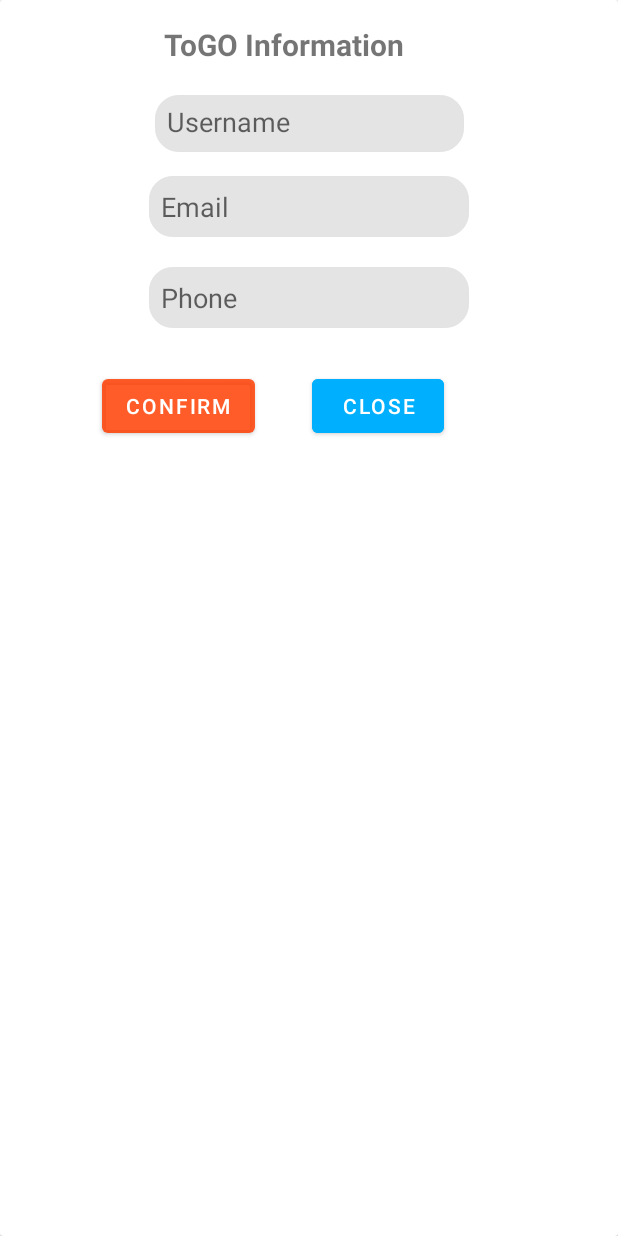
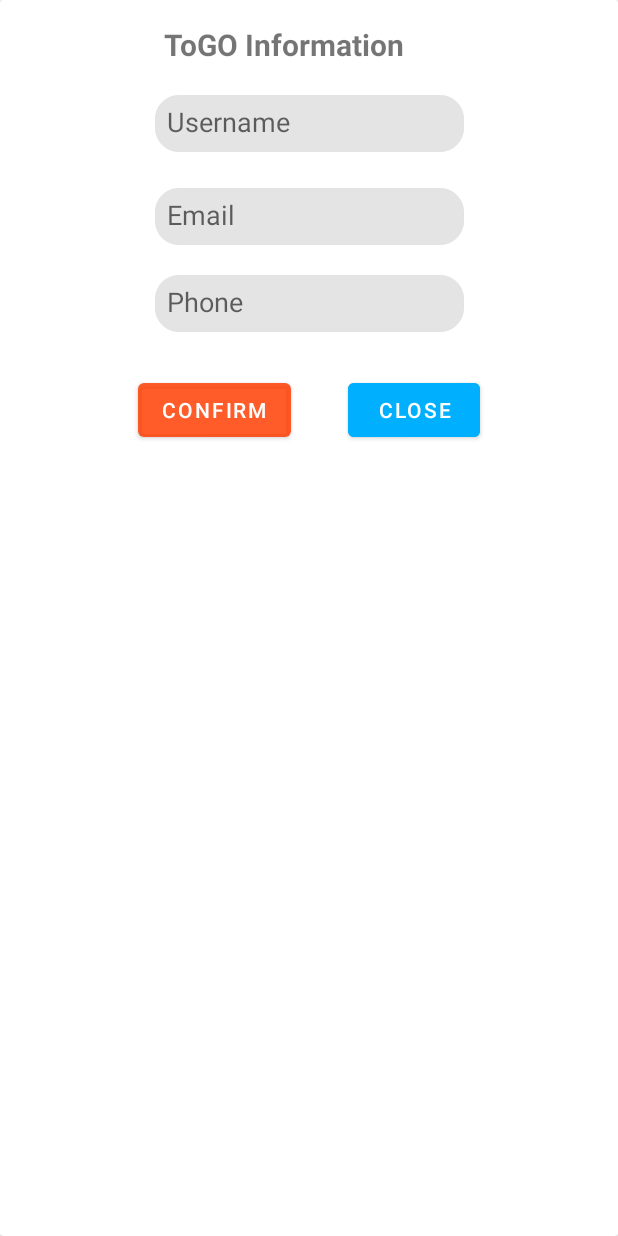
Before and after one commit to udaybarkade1998/MMVM_FOOD_APP_ANDROID---KOTLIN, an Android app: the layout togo_alert.xml on its own in the app's theme, with its tools: preview values and no code run, on a phone screen of 412 x 824 dp. Run offline under Robolectric (Android 15) with nearby library versions, the phone set to English and light mode, and no system bars.

Commit message:
alert box updated

```diff
--- a/app/src/main/java/com/example/myapplication/view/LandingActivity.kt
+++ b/app/src/main/java/com/example/myapplication/view/LandingActivity.kt
@@ -70,12 +70,15 @@ class LandingActivity : AppCompatActivity() {
                 R.id.menu_menus -> replaceFragment(FragmentMenu(), "Menu")
                 R.id.menu_transaction -> replaceFragment(FragmentTransaction(), "Transactions")
                 R.id.menu_cart -> replaceFragment(FragmentCart(), "Cart")
-                R.id.menu_logout -> startActivity(
-                    Intent(
-                        this@LandingActivity,
-                        LoginActivity::class.java
+                R.id.menu_logout -> {
+                    LandingActivity.cartItem.clear()
+                    startActivity(
+                        Intent(
+                            this@LandingActivity,
+                            LoginActivity::class.java
+                        )
                     )
-                )
+                }
             }
             true
         }
--- a/app/src/main/res/layout/togo_alert.xml
+++ b/app/src/main/res/layout/togo_alert.xml
@@ -37,11 +37,12 @@
             app:layout_constraintStart_toStartOf="parent"
             app:layout_constraintTop_toBottomOf="@+id/tv_login" />
 
+
         <EditText
             android:id="@+id/et_email"
-            android:layout_width="wrap_content"
-            android:layout_height="wrap_content"
-            android:layout_marginTop="16dp"
+            android:layout_width="206dp"
+            android:layout_height="38dp"
+            android:layout_marginTop="24dp"
             android:background="@drawable/roundbackground"
             android:backgroundTint="#1D000000"
             android:ems="10"
@@ -49,14 +50,14 @@
             android:inputType="textEmailAddress"
             android:padding="8dp"
             app:layout_constraintEnd_toEndOf="parent"
+            app:layout_constraintHorizontal_bias="0.502"
             app:layout_constraintStart_toStartOf="parent"
             app:layout_constraintTop_toBottomOf="@+id/et_userName" />
 
-
         <EditText
             android:id="@+id/et_phone"
-            android:layout_width="wrap_content"
-            android:layout_height="wrap_content"
+            android:layout_width="206dp"
+            android:layout_height="38dp"
             android:layout_marginTop="20dp"
             android:background="@drawable/roundbackground"
             android:backgroundTint="#1D000000"
@@ -75,7 +76,7 @@
             android:id="@+id/btConfirmTogo"
             android:layout_width="wrap_content"
             android:layout_height="wrap_content"
-            android:layout_marginStart="68dp"
+            android:layout_marginStart="92dp"
             android:layout_marginTop="28dp"
             android:text="Confirm"
             app:layout_constraintBottom_toBottomOf="parent"
@@ -94,7 +95,7 @@
             android:text="Close"
             app:layout_constraintBottom_toBottomOf="parent"
             app:layout_constraintEnd_toEndOf="parent"
-            app:layout_constraintHorizontal_bias="0.177"
+            app:layout_constraintHorizontal_bias="0.303"
             app:layout_constraintStart_toEndOf="@+id/btConfirmTogo"
             app:layout_constraintTop_toBottomOf="@+id/et_phone"
             app:layout_constraintVertical_bias="0.0" />
```
